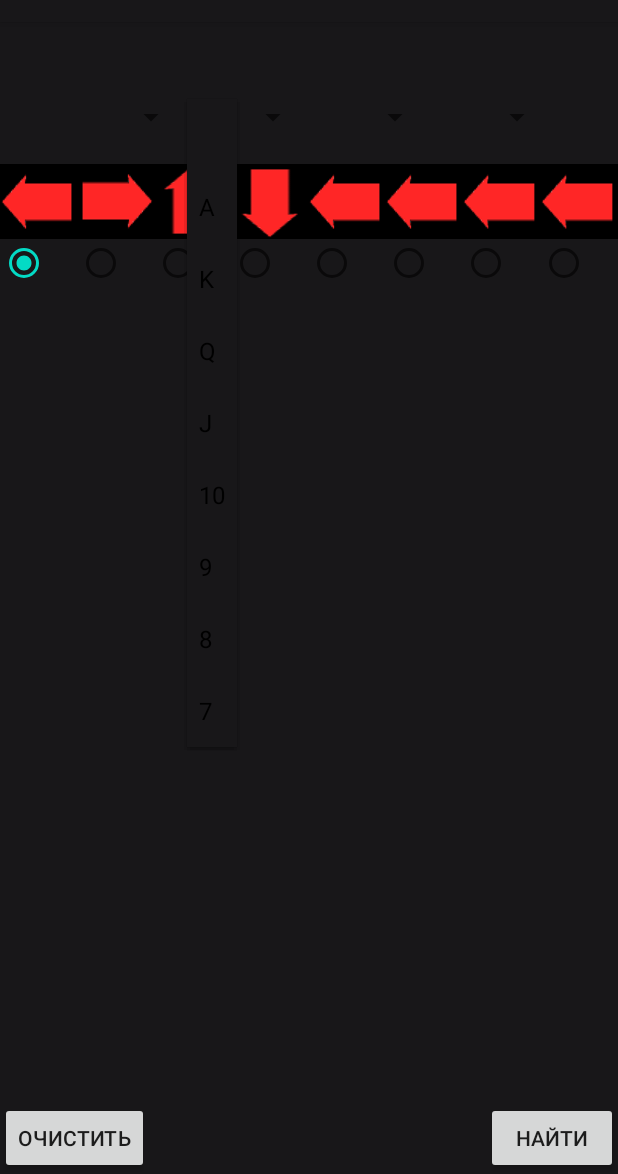
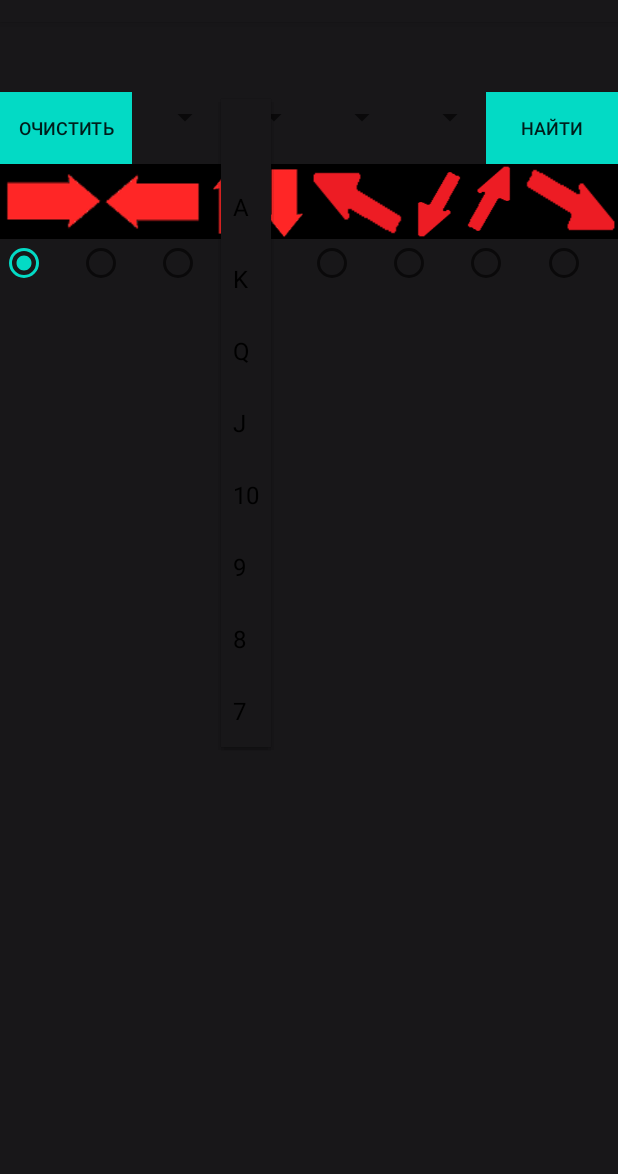
Before and after one commit to AntonButov/analiser, an Android app: the screen it shows after launch (MainActivity), after a tap on an icon or button, on a phone screen of 412 x 824 dp, the part 62-1236 px from its top. Run offline under Robolectric (Android 15) with nearby library versions, the phone set to English and light mode, and no system bars.

Commit message:
Подогнал интерфейс.

```diff
--- a/app/src/main/java/pro/butovanton/analizer/MainActivity.java
+++ b/app/src/main/java/pro/butovanton/analizer/MainActivity.java
@@ -4,8 +4,6 @@ import android.Manifest;
 import android.content.pm.PackageManager;
 import android.os.Build;
 import android.os.Bundle;
-import android.os.Environment;
-import android.util.Log;
 import android.view.View;
 import android.widget.AdapterView;
 import android.widget.ArrayAdapter;
@@ -18,12 +16,7 @@ import android.widget.Toast;
 import androidx.annotation.RequiresApi;
 import androidx.appcompat.app.AppCompatActivity;
 
-import java.io.FileInputStream;
-import java.io.FileNotFoundException;
 import java.io.InputStream;
-import java.util.ArrayList;
-import java.util.Collections;
-import java.util.List;
 
 public class MainActivity extends AppCompatActivity {
 
@@ -181,7 +174,7 @@ public class MainActivity extends AppCompatActivity {
         });
 
         radioGroupFindType = findViewById(R.id.radioGroupFindType);
-        radioGroupFindType.check(R.id.radioButtonLeft);
+        radioGroupFindType.check(R.id.radioButtonRight);
         radioGroupFindType.setOnCheckedChangeListener(new RadioGroup.OnCheckedChangeListener() {
             @Override
             public void onCheckedChanged(RadioGroup group, int checkedId) {
@@ -197,6 +190,9 @@ public class MainActivity extends AppCompatActivity {
                         break;
                     case R.id.radioButtonDoun:
                         search_type = SEARCHTYPE.DOWN;
+                        break;
+                    case R.id.radioButtonLUp:
+                        search_type = SEARCHTYPE.RIGHTUP;
                         break;
                 }
             }
--- a/app/src/main/java/pro/butovanton/analizer/Model.java
+++ b/app/src/main/java/pro/butovanton/analizer/Model.java
@@ -110,13 +110,13 @@ public class Model {
                            for (l = 0; l < findStr.length(); l++ )
                                if (i - l -1 >= 0)
                                   result[0] = result[0] + data.get(i - l - 1).charAt(x + l);
+                               else result[0] = result[0] + " ";
                             for (l = 0; l < findStr.length(); l++ )
                                 if (i + 1 < data.size())
                                   result[1] = result[1] + data.get(i - l + 1).charAt(x + l);
                         Log.d("DEBUG", "find-" + findStr + ": " + result[0] + " " + result[1]);
                         return result;
                     }
-
                 }
             }
         return result;
--- a/app/src/main/res/layout/activity_main.xml
+++ b/app/src/main/res/layout/activity_main.xml
@@ -8,8 +8,8 @@
 
     <LinearLayout
         android:id="@+id/linearLayout"
-        android:layout_width="0dp"
-        android:layout_height="wrap_content"
+        android:layout_width="wrap_content"
+        android:layout_height="0dp"
         android:orientation="horizontal"
         android:weightSum="8"
         app:layout_constraintEnd_toEndOf="parent"
@@ -22,7 +22,7 @@
             android:layout_height="wrap_content"
             android:layout_weight="1"
             android:scaleType="fitXY"
-            app:srcCompat="@drawable/left" />
+            app:srcCompat="@drawable/right" />
 
         <ImageView
             android:id="@+id/imageView18"
@@ -30,7 +30,7 @@
             android:layout_height="wrap_content"
             android:layout_weight="1"
             android:scaleType="fitXY"
-            app:srcCompat="@drawable/right" />
+            app:srcCompat="@drawable/left" />
 
         <ImageView
             android:id="@+id/imageView17"
@@ -51,50 +51,52 @@
         <ImageView
             android:id="@+id/imageView14"
             android:layout_width="0dp"
-            android:layout_height="wrap_content"
+            android:layout_height="match_parent"
             android:layout_weight="1"
             android:scaleType="fitXY"
-            app:srcCompat="@drawable/left" />
+            app:srcCompat="@drawable/leftup" />
 
         <ImageView
             android:id="@+id/imageView13"
             android:layout_width="0dp"
-            android:layout_height="wrap_content"
+            android:layout_height="match_parent"
             android:layout_weight="1"
             android:scaleType="fitXY"
-            app:srcCompat="@drawable/left" />
+            app:srcCompat="@drawable/leftdown" />
 
         <ImageView
             android:id="@+id/imageView12"
             android:layout_width="0dp"
-            android:layout_height="wrap_content"
+            android:layout_height="match_parent"
             android:layout_weight="1"
             android:scaleType="fitXY"
-            app:srcCompat="@drawable/left" />
+            app:srcCompat="@drawable/rightup" />
 
         <ImageView
             android:id="@+id/imageView11"
             android:layout_width="0dp"
-            android:layout_height="wrap_content"
+            android:layout_height="match_parent"
             android:layout_weight="1"
             android:scaleType="fitXY"
-            app:srcCompat="@drawable/left" />
+            app:srcCompat="@drawable/rightdown" />
     </LinearLayout>
 
     <LinearLayout
         android:id="@+id/linearLayoutKart"
-        android:layout_width="wrap_content"
+        android:layout_width="0dp"
         android:layout_height="wrap_content"
         android:layout_marginTop="32dp"
         android:baselineAligned="false"
         android:orientation="horizontal"
-        app:layout_constraintEnd_toEndOf="parent"
-        app:layout_constraintStart_toStartOf="parent"
+        android:weightSum="4"
+        app:layout_constraintEnd_toStartOf="@+id/buttonFind"
+        app:layout_constraintStart_toEndOf="@+id/buttonClear"
         app:layout_constraintTop_toTopOf="parent">
 
         <LinearLayout
             android:layout_width="match_parent"
             android:layout_height="match_parent"
+            android:layout_weight="1"
             android:orientation="vertical">
 
             <TextView
@@ -105,7 +107,7 @@
 
             <Spinner
                 android:id="@+id/spinner"
-                android:layout_width="wrap_content"
+                android:layout_width="match_parent"
                 android:layout_height="wrap_content" />
 
             <TextView
@@ -118,6 +120,7 @@
         <LinearLayout
             android:layout_width="match_parent"
             android:layout_height="match_parent"
+            android:layout_weight="1"
             android:orientation="vertical">
 
             <TextView
@@ -128,7 +131,7 @@
 
             <Spinner
                 android:id="@+id/spinner2"
-                android:layout_width="wrap_content"
+                android:layout_width="match_parent"
                 android:layout_height="wrap_content" />
 
             <TextView
@@ -153,7 +156,7 @@
 
             <Spinner
                 android:id="@+id/spinner3"
-                android:layout_width="wrap_content"
+                android:layout_width="match_parent"
                 android:layout_height="wrap_content"
                 android:layout_weight="0" />
 
@@ -167,6 +170,7 @@
         <LinearLayout
             android:layout_width="match_parent"
             android:layout_height="match_parent"
+            android:layout_weight="1"
             android:orientation="vertical">
 
             <TextView
@@ -177,7 +181,7 @@
 
             <Spinner
                 android:id="@+id/spinner4"
-                android:layout_width="wrap_content"
+                android:layout_width="match_parent"
                 android:layout_height="wrap_content" />
 
             <TextView
@@ -194,7 +198,9 @@
         android:layout_width="wrap_content"
         android:layout_height="wrap_content"
         android:text="Найти"
-        app:layout_constraintBottom_toBottomOf="parent"
+        android:textSize="12dp"
+        android:background="@color/colorAccent"
+        app:layout_constraintBottom_toTopOf="@+id/linearLayout"
         app:layout_constraintEnd_toEndOf="parent" />
 
     <Button
@@ -202,7 +208,9 @@
         android:layout_width="wrap_content"
         android:layout_height="wrap_content"
         android:text="Очистить"
-        app:layout_constraintBottom_toBottomOf="parent"
+        android:textSize="12dp"
+        android:background="@color/colorAccent"
+        app:layout_constraintBottom_toTopOf="@+id/linearLayout"
         app:layout_constraintStart_toStartOf="parent" />
 
     <LinearLayout
@@ -220,13 +228,13 @@
             android:orientation="horizontal">
 
             <RadioButton
-                android:id="@+id/radioButtonLeft"
+                android:id="@+id/radioButtonRight"
                 android:layout_width="wrap_content"
                 android:layout_height="wrap_content"
                 android:layout_weight="1" />
 
             <RadioButton
-                android:id="@+id/radioButtonRight"
+                android:id="@+id/radioButtonLeft"
                 android:layout_width="wrap_content"
                 android:layout_height="wrap_content"
                 android:layout_weight="1" />
@@ -244,7 +252,7 @@
                 android:layout_weight="1" />
 
             <RadioButton
-                android:id="@+id/radioButton13"
+                android:id="@+id/radioButtonLUp"
                 android:layout_width="wrap_content"
                 android:layout_height="wrap_content"
                 android:layout_weight="1" />
@@ -256,7 +264,7 @@
                 android:layout_weight="1" />
 
             <RadioButton
-                android:id="@+id/radioButton11"
+                android:id="@+id/radioButtonRUp"
                 android:layout_width="wrap_content"
                 android:layout_height="wrap_content"
                 android:layout_weight="1" />
--- /dev/null
+++ b/app/src/main/res/layout/spiner.xml
@@ -0,0 +1,11 @@
+<TextView xmlns:android="http://schemas.android.com/apk/res/android"
+    android:id="@android:id/text1"
+    style="@style/Widget.AppCompat.TextView.SpinnerItem"
+    android:layout_width="match_parent"
+    android:layout_height="wrap_content"
+    android:ellipsize="marquee"
+    android:singleLine="true"
+    android:textAlignment="inherit"
+
+
+    android:textSize="24dp" />
```
Also changed, not shown: 1 other file.
